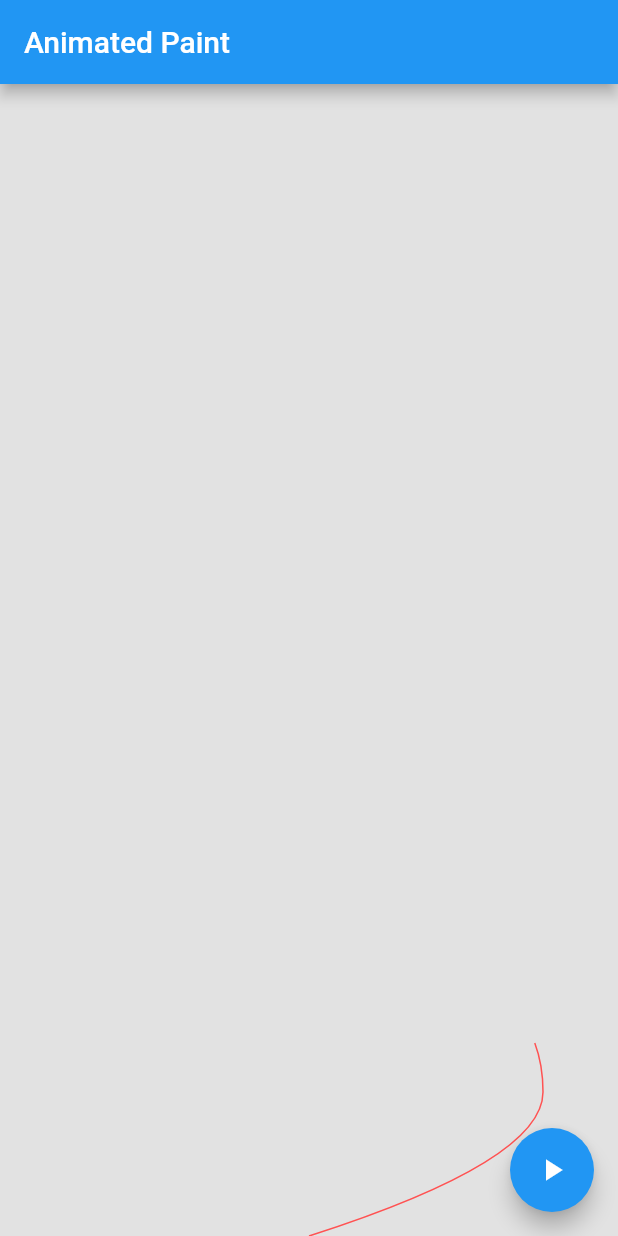
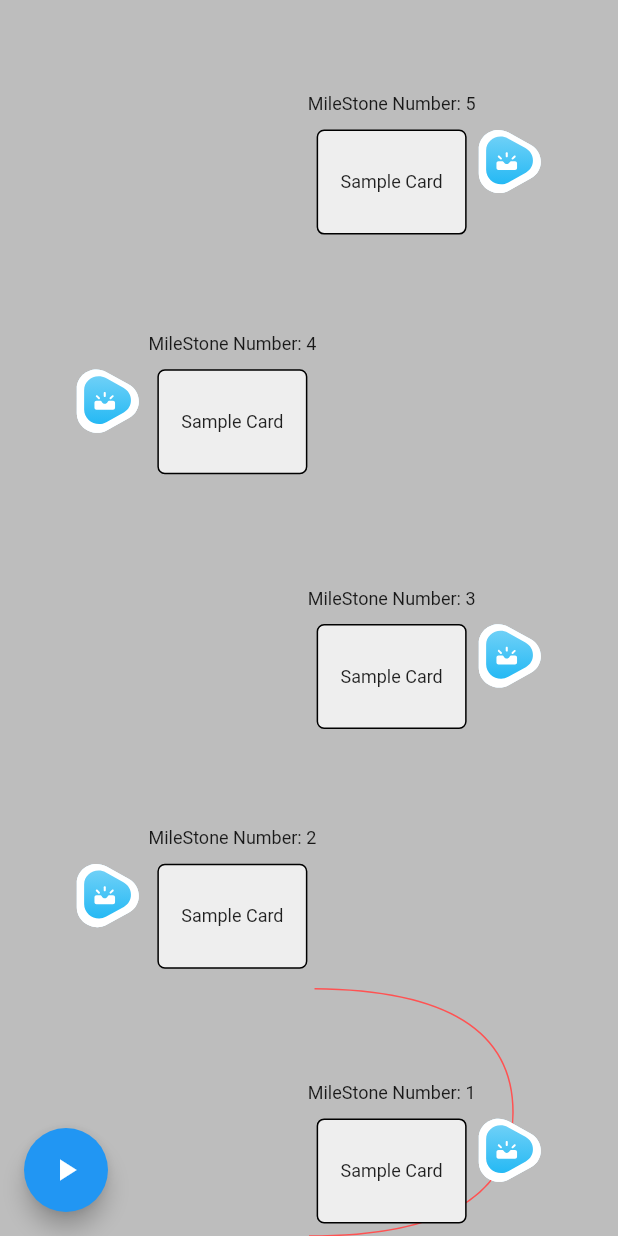
Before and after one commit to mg7237/flutter_draw, a Flutter app: the screen it shows after launch, after a tap on the "play arrow" icon, on a phone screen of 412 x 824 dp. Run offline on Flutter 3.47's test engine with Material 2 defaults, Android fonts, the phone set to English and light mode, and no system bars; our stand-ins replace flutter_svg.

Commit message:
UI finetune

```diff
--- a/lib/main.dart
+++ b/lib/main.dart
@@ -3,6 +3,8 @@
 import 'dart:ui';
 
 import 'package:flutter/material.dart';
+import 'package:flutter_svg/flutter_svg.dart';
+import 'package:flutter/services.dart';
 
 /// Hard coded variables
 
@@ -10,15 +12,20 @@ import 'package:flutter/material.dart';
 // Number includes 1 additional section height reserved for end of path on top of UI and
 // another 1 section in the bottom for first milestone
 // So number of sections = number of max milestones * 2 + 2
-const int kNumberOfSections = 8; //
+const int kNumberOfSections = 10; //
 
 const int kNumberOfMilestones =
-    3; // Actual number of milestones completed; minimum 1
+    5; // Actual number of milestones completed; minimum 1
 
 // Use to define steepness of curve, lesser value >> steeper curve
-const int kControlPoint = 50;
+const kControlPoint = 70.0;
 
 // Keep track if the current milestone is on th right of center or left of center
+
+// Milestone image size (IconSize) is within a square container
+const kIconSize = 50.0;
+
+const kCardDistance = 30.0;
 
 /// End Hard Code vars
 
@@ -70,11 +77,17 @@ Path extractPathUntilLength(
   return path;
 }
 
-void main() => runApp(
-      MaterialApp(
-        home: AnimatedPathDemo(),
-      ),
-    );
+void main() {
+  // We need to call it manually,
+  // because we going to call setPreferredOrientations()
+  // before the runApp() call
+  WidgetsFlutterBinding.ensureInitialized();
+
+  // Than we setup preferred orientations,
+  // and only after it finished we run our app
+  SystemChrome.setPreferredOrientations([DeviceOrientation.portraitUp])
+      .then((value) => runApp(const MaterialApp(home: AnimatedPathDemo())));
+}
 
 class AnimatedPathPainter extends CustomPainter {
   final Animation<double> _animation;
@@ -120,11 +133,9 @@ class AnimatedPathPainter extends CustomPainter {
   Path _createAnyPath(Size size) {
     Path path = Path()
       ..moveTo(size.width / 2, size.height)
-      // ..lineTo(size.height, size.width / 2)
-      // ..lineTo(size.height / 2, size.width)
       ..quadraticBezierTo(
           size.width - kControlPoint,
-          size.height - kControlPoint, // * 1 * 3 / 4
+          size.height, // * 1 * 3 / 4
           size.width - kControlPoint,
           size.height * ((kNumberOfSections - 1) / kNumberOfSections));
 
@@ -156,6 +167,8 @@ class AnimatedPathPainter extends CustomPainter {
 }
 
 class AnimatedPathDemo extends StatefulWidget {
+  const AnimatedPathDemo({Key? key}) : super(key: key);
+
   @override
   _AnimatedPathDemoState createState() => _AnimatedPathDemoState();
 }
@@ -168,28 +181,118 @@ class _AnimatedPathDemoState extends State<AnimatedPathDemo>
     _controller.stop();
     _controller.reset();
     _controller.repeat(
-      period: Duration(seconds: 5),
+      period: const Duration(seconds: 5),
     );
+  }
+
+  List<Widget> _drawTriangleAndCards(Size size) {
+    List<Widget> widgets = [];
+    for (int i = 1; i <= (kNumberOfSections / 2); i++) {
+      if ((i / 2) == (i ~/ 2)) {
+        widgets.add(Positioned(
+            left: kControlPoint - (kIconSize / 2) + 4,
+            top: ((kNumberOfSections - ((i * 2) - 1)) /
+                    kNumberOfSections *
+                    size.height) -
+                (kIconSize / 2),
+            child: Row(
+              children: [
+                SizedBox(
+                    width: kIconSize + 0.0,
+                    height: kIconSize + 0.0,
+                    child: SvgPicture.asset('assets/roadmap_topic.svg')),
+                Column(children: [
+                  Text(
+                    'MileStone Number: $i',
+                    style: const TextStyle(fontSize: 12),
+                  ),
+                  const SizedBox(height: 10),
+                  Container(
+                      height: 70,
+                      width: 100,
+                      decoration: BoxDecoration(
+                          color: Colors.grey[200],
+                          border: Border.all(),
+                          borderRadius:
+                              const BorderRadius.all(Radius.circular(5))),
+                      child: const Center(
+                        child:
+                            Text('Sample Card', style: TextStyle(fontSize: 12)),
+                      ))
+                ]),
+              ],
+            )));
+      } else {
+        widgets.add(Positioned(
+            right: kControlPoint - (kIconSize / 2), //  (kIconSize / 2)
+            top: (size.height *
+                    (kNumberOfSections - ((i * 2) - 1)) /
+                    kNumberOfSections) -
+                20,
+            child: Row(
+              children: [
+                Column(children: [
+                  Text(
+                    'MileStone Number: $i',
+                    style: const TextStyle(fontSize: 12),
+                  ),
+                  const SizedBox(height: 10),
+                  Container(
+                      height: 70,
+                      width: 100,
+                      decoration: BoxDecoration(
+                          color: Colors.grey[200],
+                          border: Border.all(),
+                          borderRadius:
+                              const BorderRadius.all(Radius.circular(5))),
+                      child: const Center(
+                        child:
+                            Text('Sample Card', style: TextStyle(fontSize: 12)),
+                      ))
+                ]),
+                SizedBox(
+                    width: kIconSize + 0.0,
+                    height: kIconSize + 0.0,
+                    child: SvgPicture.asset('assets/roadmap_topic.svg')),
+              ],
+            )));
+      }
+    }
+
+    return widgets;
   }
 
   @override
   Widget build(BuildContext context) {
+    Size size = Size(
+      MediaQuery.of(context).size.width,
+      MediaQuery.of(context).size.height,
+    );
     return Scaffold(
-      appBar: AppBar(title: const Text('Animated Paint')),
+        //appBar: AppBar(title: const Text('Animated Paint')),
         body: Stack(children: [
+          // Container(
+          //   height: MediaQuery.of(context).size.height,
+          //   width: MediaQuery.of(context).size.width,
+          //   decoration:
+          //       const BoxDecoration(color: Color.fromARGB(100, 189, 189, 189)),
+          //   child: CustomPaint(painter: AnimatedPathPainter(_controller)),
+          // ),
           Container(
-          height: MediaQuery.of(context).size.height,
-          width: MediaQuery.of(context).size.width,
+            height: size.height,
+            width: size.width,
             decoration:
-              const BoxDecoration(color: Color.fromARGB(100, 189, 189, 189)),
-          child: CustomPaint(painter: AnimatedPathPainter(_controller)),
+                const BoxDecoration(color: Color.fromARGB(255, 189, 189, 189)),
+            child: CustomPaint(
+                painter: AnimatedPathPainter(_controller), size: size),
           ),
+          Stack(children: _drawTriangleAndCards(size)),
         ]),
         floatingActionButton: FloatingActionButton(
           onPressed: _startAnimation,
           child: const Icon(Icons.play_arrow),
         ),
-    );
+        floatingActionButtonLocation: FloatingActionButtonLocation.startFloat);
   }
 
   @override
```
Also changed, not shown: pubspec.yaml (+3 -4 lines), pubspec.lock, 1 other file. Lines whose indentation alone changed are shown as unchanged.
